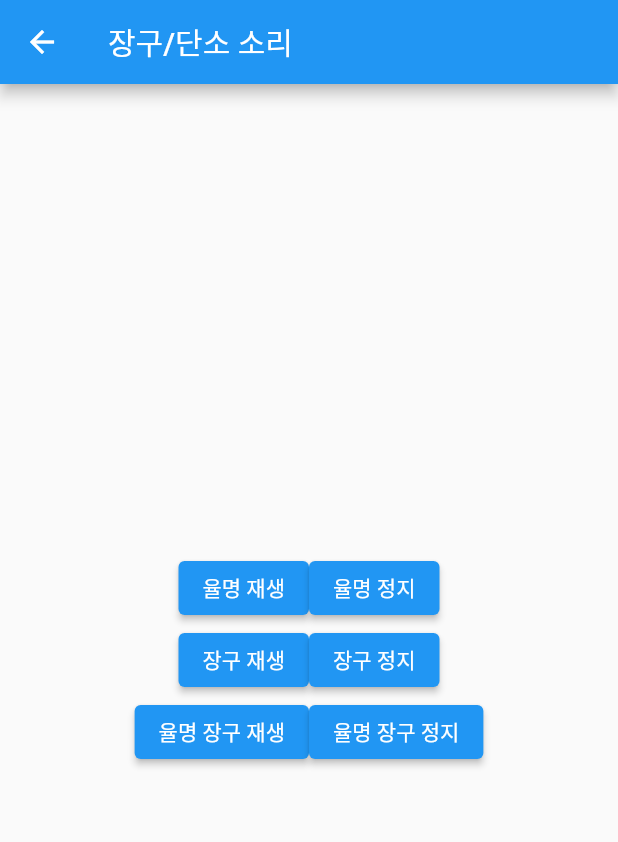
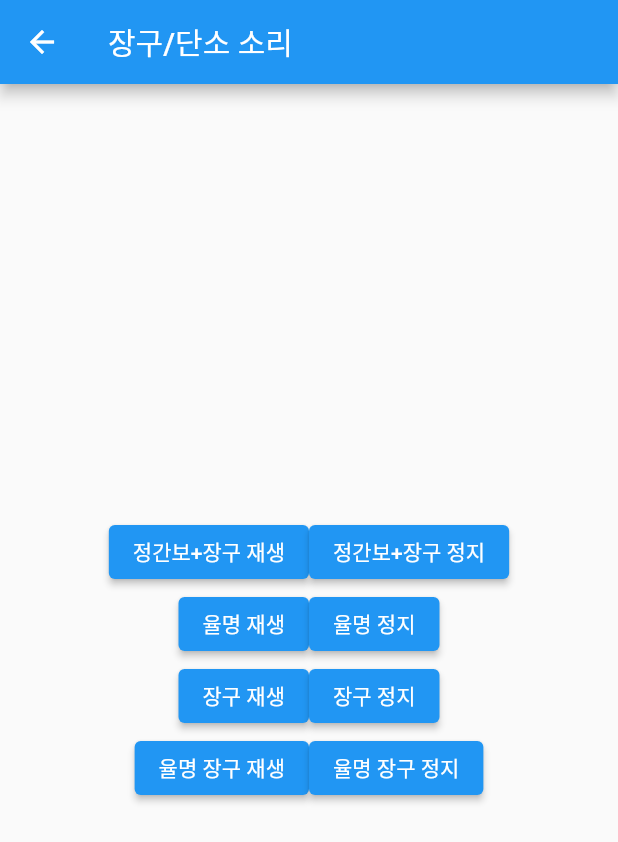
Before and after one commit to jerrycho96/flutter_audiosession_settings, a Flutter app: the PlayScreen screen opened directly, on a phone screen of 412 x 824 dp. Shown: the top 842 px of the screen. Run offline on Flutter 3.47's test engine with Material 2 defaults, Android fonts, the phone set to English and light mode, and no system bars; our stand-ins replace just_audio; missing offline and left inert: audio_session, danso_function, flutter_audio_capture, flutter_midi, pitch_detector_dart, pitchupdart.

Commit message:
danso_function 추가

```diff
--- a/lib/play_screen.dart
+++ b/lib/play_screen.dart
@@ -1,5 +1,6 @@
 import 'dart:typed_data';
 
+import 'package:danso_function/danso_function.dart';
 import 'package:flutter/material.dart';
 import 'package:flutter/services.dart';
 import 'package:flutter_midi/flutter_midi.dart';
@@ -16,6 +17,7 @@ class PlayScreen extends StatefulWidget {
 
 class _PlayScreenState extends State<PlayScreen> {
   final _flutterMidi = FlutterMidi();
+  JungGanBoPlayer jungGanBoPlayer = JungGanBoPlayer();
 
   ja.AudioPlayer player = ja.AudioPlayer(
     // handleInterruptions: false,
@@ -50,6 +52,28 @@ class _PlayScreenState extends State<PlayScreen> {
         child: Column(
           children: [
             const Spacer(),
+            Row(
+              mainAxisAlignment: MainAxisAlignment.center,
+              children: [
+                ElevatedButton(
+                  child: const Text('정간보+장구 재생'),
+                  onPressed: () async {
+                    // _flutterMidi.playMidiNote(midi: 60);
+                    await player.setAsset('assets/semachi.wav');
+                    player.play();
+                    jungGanBoPlayer.play(JungGanBo('title', '4박장단',
+                        't|-h|m|h#t|t|t|o#h|h|h|o#t|t|t|o#t|-h|m|h#t|t|t|o#h|h|t|-h#m|o|o|^#'));
+                  },
+                ),
+                ElevatedButton(
+                  child: const Text('정간보+장구 정지'),
+                  onPressed: () {
+                    // _flutterMidi.stopMidiNote(midi: 60);
+                    allMidiStop();
+                  },
+                ),
+              ],
+            ),
             Row(
               mainAxisAlignment: MainAxisAlignment.center,
               children: [
--- a/lib/record_screen.dart
+++ b/lib/record_screen.dart
@@ -1,5 +1,6 @@
 import 'dart:typed_data';
 
+import 'package:danso_function/danso_function.dart';
 import 'package:flutter/material.dart';
 import 'package:flutter_audio_capture/flutter_audio_capture.dart';
 import 'package:just_audio/just_audio.dart' as ja;
@@ -22,6 +23,7 @@ class _RecordScreenState extends State<RecordScreen> {
   final pitchDetectorDart = PitchDetector(44100, 2000);
   final pitchupDart = PitchHandler(InstrumentType.guitar);
   late AudioSession audioSessions;
+  late JungGanBoPlayer jungGanBoPlayer = JungGanBoPlayer();
 
   ja.AudioPlayer player = ja.AudioPlayer(
     handleInterruptions: false,
@@ -36,7 +38,6 @@ class _RecordScreenState extends State<RecordScreen> {
   @override
   void initState() {
     super.initState();
-
     // _audioSessionConfigure();
   }
 
```
